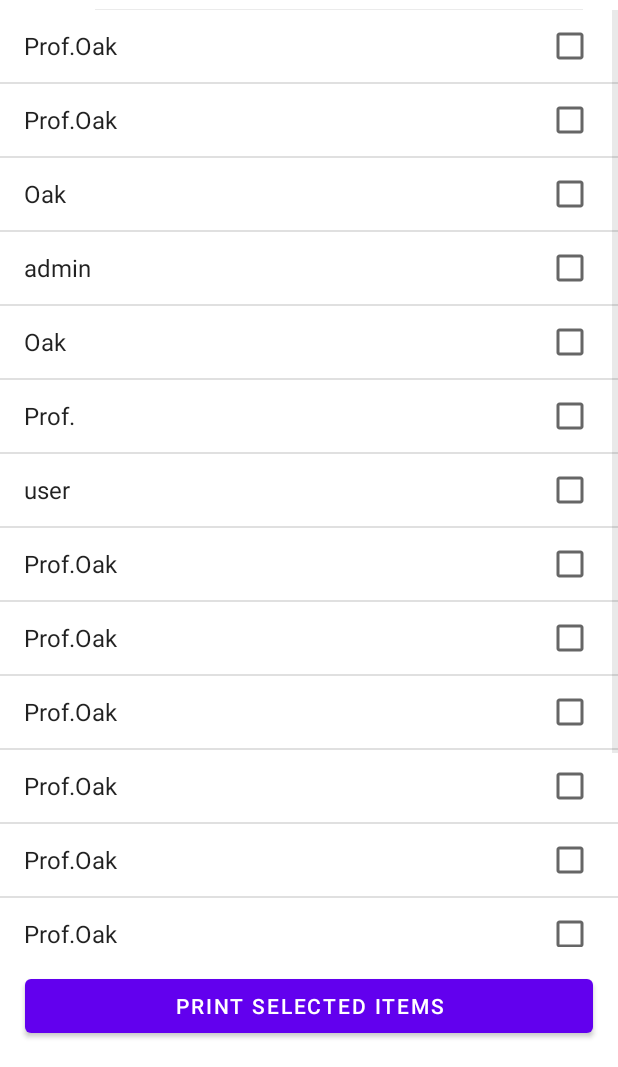
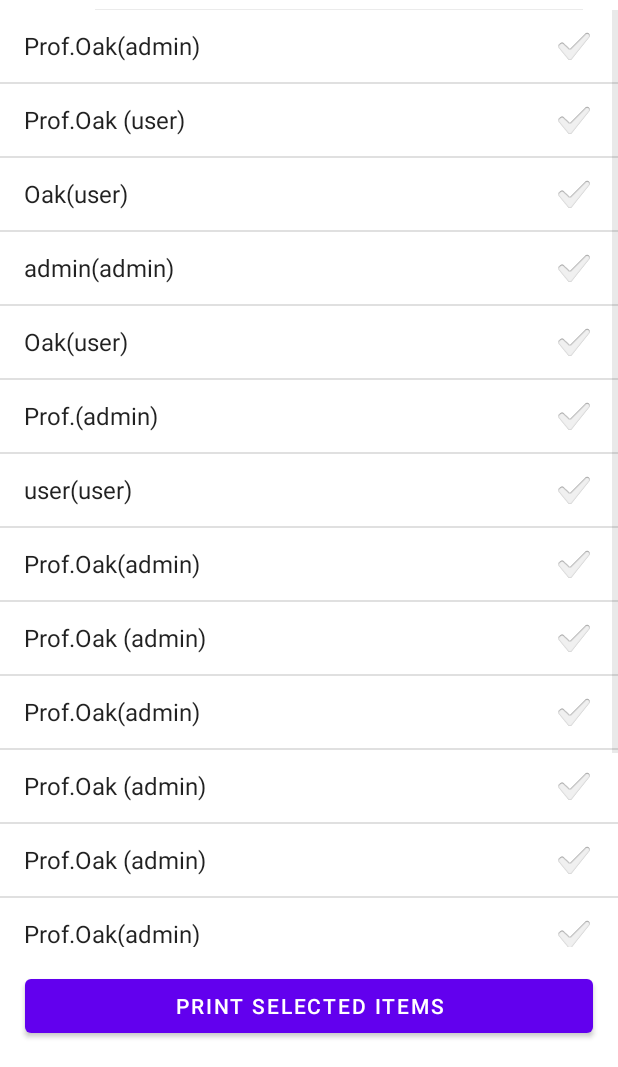
Before and after one commit to talejalilov/SearchList, an Android app: the screen it shows after launch (MainActivity), after a tap on "PRINT SELECTED ITEMS", on a phone screen of 412 x 824 dp, the part 169-1236 px from its top. Run offline under Robolectric (Android 15) with nearby library versions, the phone set to English and light mode, and no system bars.

Commit message:
NewSearchView

```diff
--- a/app/src/main/java/com/example/lab4/MainActivity.java
+++ b/app/src/main/java/com/example/lab4/MainActivity.java
@@ -2,19 +2,21 @@ package com.example.lab4;
 
 import androidx.appcompat.app.AppCompatActivity;
 import androidx.appcompat.widget.SearchView;
-import android.content.res.Resources;
 import android.os.Bundle;
 import android.view.View;
 import android.widget.ArrayAdapter;
 import android.widget.Toast;
 import com.example.lab4.databinding.ActivityMainBinding;
 
+import java.util.ArrayList;
+import java.util.Arrays;
+
 public class MainActivity extends AppCompatActivity  {
 
     ActivityMainBinding  binding;
     ArrayAdapter<String> adapter;
     String[] nameList ;
-
+    ArrayList<String> arrayList;
 
 
     @Override
@@ -23,49 +25,62 @@ public class MainActivity extends AppCompatActivity  {
         binding = ActivityMainBinding.inflate(getLayoutInflater());
         setContentView(binding.getRoot());
 
-        //I write names in res/values/strings.xml in there I create array and input name in here and then call
-        Resources resources = getResources();
-        nameList = resources.getStringArray(R.array.name_list);
-
-
-
-        //simple_list_item_multiple_choice -- this is ready code, this code create us checkbox view
-        adapter = new ArrayAdapter<>(this, android.R.layout.simple_list_item_multiple_choice,nameList);
-        binding.listview.setAdapter(adapter);
+        array_column();
 
         //Click listview and getPosition show on Toast message
-        binding.printSelectedItems.setOnClickListener(view -> {
-            StringBuilder itemSelected = new StringBuilder("Selected items are: \n");
-            for (int i = 0; i < binding.listview.getCount(); i++) {
-                if (binding.listview.isItemChecked(i)) {
-                    itemSelected.append(binding.listview.getItemAtPosition(i)).append("\n");
-                }
-            }
-            Toast.makeText(getApplicationContext(), itemSelected.toString(), Toast.LENGTH_SHORT).show();
-        });
+        binding.printSelectedItems.setOnClickListener(view -> buttonToPrint());
 
         //search name list in listview
         binding.searchBar.setOnQueryTextListener(new SearchView.OnQueryTextListener() {
             @Override
             public boolean onQueryTextSubmit(String query) {
-                return true;
+                return false;
             }
 
             @Override
             public boolean onQueryTextChange(String newText) {
                 adapter.getFilter().filter(newText);
-                if(adapter.getCount()<=0){
-                    binding.noRecords.setVisibility(View.VISIBLE);
-                    binding.listview.setVisibility(View.INVISIBLE);
+
+               if(adapter.isEmpty()) {
+                        binding.listview.setVisibility(View.INVISIBLE);
+                        binding.noRecords.setVisibility(View.VISIBLE);
                 }
                 else {
                     binding.listview.setVisibility(View.VISIBLE);
                     binding.noRecords.setVisibility(View.INVISIBLE);
                 }
-                return false;
+                adapter.notifyDataSetChanged();
+
+
+                return true;
             }
 
 
         });
     }
+
+    private void array_column(){
+        //I write names in res/values/strings.xml in there I create array and input name in here and then call
+        nameList = getResources().getStringArray(R.array.name_list);
+        arrayList = new ArrayList<>(Arrays.asList(nameList));
+
+
+
+        //simple_list_item_multiple_choice -- this is ready code, this code create us checkbox view
+        adapter = new ArrayAdapter<>(this, android.R.layout.simple_list_item_checked,arrayList);
+        binding.listview.setAdapter(adapter);
+
+    }
+
+    private void buttonToPrint(){
+        StringBuilder itemSelected = new StringBuilder("Selected items are: \n");
+        for (int i = 0; i < binding.listview.getCount(); i++) {
+            if (binding.listview.isItemChecked(i)) {
+                itemSelected.append(binding.listview.getItemAtPosition(i)).append("\n");
+            }
+        }
+        Toast.makeText(getApplicationContext(), itemSelected.toString(), Toast.LENGTH_SHORT).show();
+    }
+
+
 }
--- a/app/src/main/res/values/strings.xml
+++ b/app/src/main/res/values/strings.xml
@@ -6,19 +6,19 @@
     <string name="todo">TODO</string>
 
     <array name="name_list">
-        <item> Prof.Oak   </item>
-        <item> Prof.Oak  </item>
-        <item>  Oak  </item>
-        <item>  admin  </item>
-        <item>  Oak  </item>
-        <item> Prof.  </item>
-        <item> user </item>
-        <item> Prof.Oak  </item>
-        <item> Prof.Oak  </item>
-        <item> Prof.Oak  </item>
-        <item> Prof.Oak  </item>
-        <item> Prof.Oak </item>
-        <item> Prof.Oak </item>
+        <item> Prof.Oak(admin)   </item>
+        <item> Prof.Oak (user) </item>
+        <item>  Oak(user)  </item>
+        <item>  admin(admin)  </item>
+        <item>  Oak(user)  </item>
+        <item> Prof.(admin)  </item>
+        <item> user(user) </item>
+        <item> Prof.Oak(admin)  </item>
+        <item> Prof.Oak (admin) </item>
+        <item> Prof.Oak(admin)  </item>
+        <item> Prof.Oak (admin) </item>
+        <item> Prof.Oak (admin)</item>
+        <item> Prof.Oak(admin) </item>
         <item> Prof.Oak(admin) </item>
         <item> Prof.Oak(admin) </item>
         <item> Prof.Oak(admin) </item>
```
